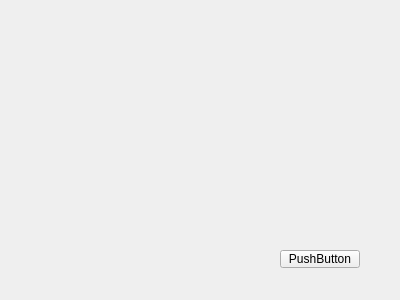
First picture: the form in 代码/pro1/mywidget.ui, repository wangzhanf/IMUFE, before the edit.
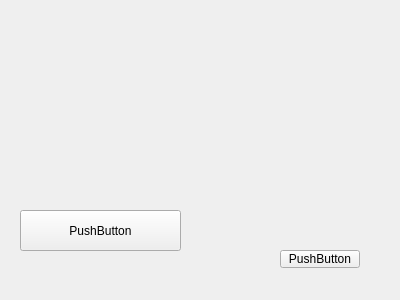
Second picture: the form after the edit.

```diff
--- a/代码/pro1/mywidget.ui
+++ b/代码/pro1/mywidget.ui
@@ -26,6 +26,19 @@
     <string>PushButton</string>
    </property>
   </widget>
+  <widget class="QPushButton" name="pushButton">
+   <property name="geometry">
+    <rect>
+     <x>20</x>
+     <y>210</y>
+     <width>161</width>
+     <height>41</height>
+    </rect>
+   </property>
+   <property name="text">
+    <string>PushButton</string>
+   </property>
+  </widget>
  </widget>
  <layoutdefault spacing="6" margin="11"/>
  <resources/>
```
